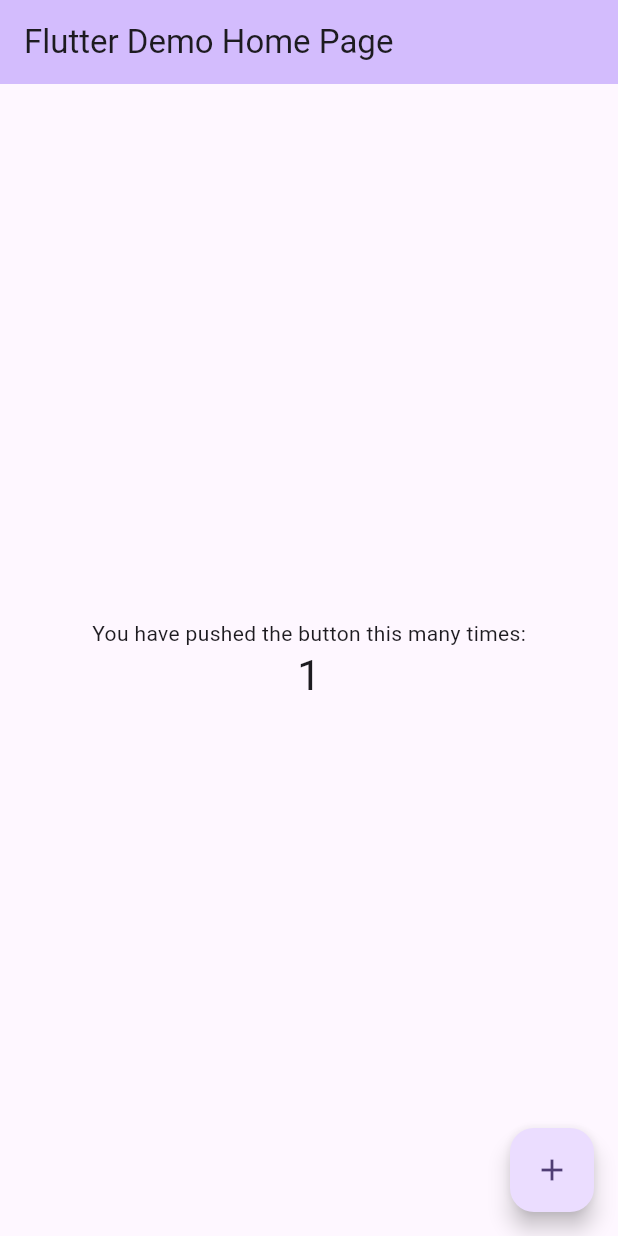
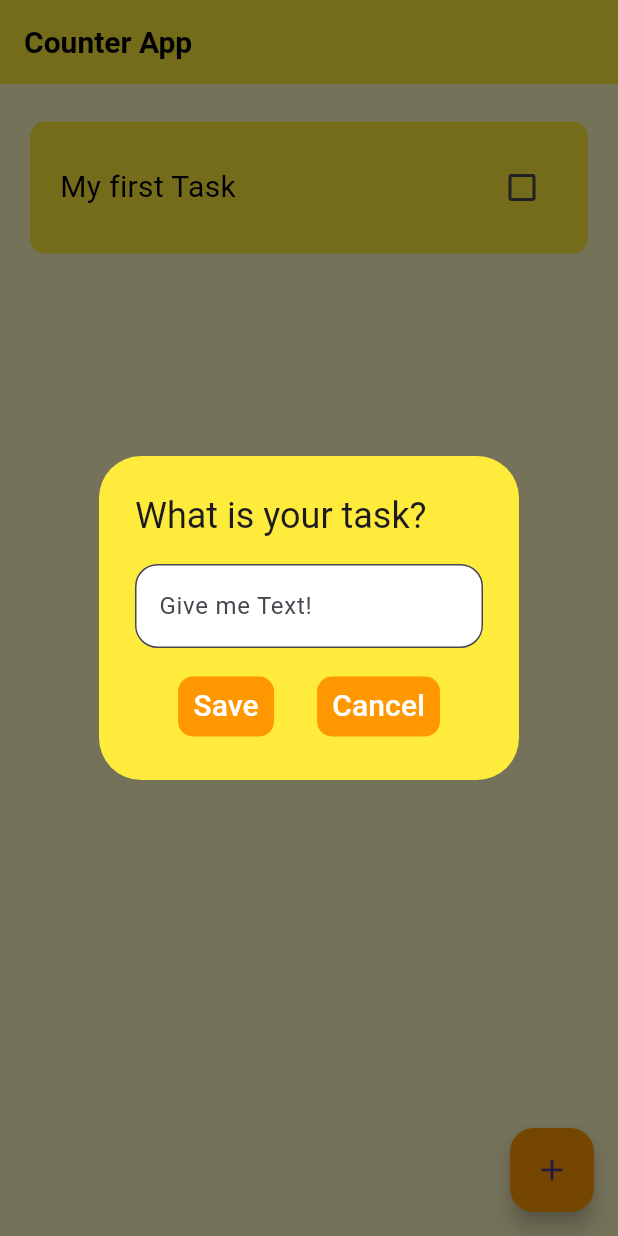
Before and after one commit to rodtskjeg/to-do-app-flutter, a Flutter app: the screen it shows after launch, after a tap on the "add" icon, on a phone screen of 412 x 824 dp. Run offline on Flutter 3.47's test engine with Material 3 defaults, Android fonts, the phone set to English and light mode, and no system bars; drawn by our look-alikes of flutter_slidable; our stand-ins replace hive_flutter; accounts and stored records are empty.

Commit message:
to-do app fertig

```diff
--- /dev/null
+++ b/lib/data/database.dart
@@ -0,0 +1,20 @@
+import 'package:hive_flutter/hive_flutter.dart';
+
+class ToDoDatabase {
+  List toDoList = [];
+  final myBox = Hive.box('toDoBox');
+
+  void createInitialData() {
+    toDoList = [
+      ['My first Task', false],
+    ];
+  }
+
+  void loadData() {
+    toDoList = myBox.get('TODOLIST') ?? [];
+  }
+
+  void updateDataBase() {
+    myBox.put('TODOLIST', toDoList);
+  }
+}
--- a/lib/main.dart
+++ b/lib/main.dart
@@ -1,122 +1,36 @@
 import 'package:flutter/material.dart';
+import 'package:to_do_app/pages/home-page.dart';
+import 'package:hive_flutter/hive_flutter.dart';
 
-void main() {
+void main() async{
+
+  await Hive.initFlutter();
+
+  var box = await Hive.openBox('toDoBox');
+
   runApp(const MyApp());
 }
 
 class MyApp extends StatelessWidget {
   const MyApp({super.key});
 
-  // This widget is the root of your application.
   @override
   Widget build(BuildContext context) {
     return MaterialApp(
-      title: 'Flutter Demo',
+      home: const HomePage(),
+      debugShowCheckedModeBanner: false,
       theme: ThemeData(
-        // This is the theme of your application.
-        //
-        // TRY THIS: Try running your application with "flutter run". You'll see
-        // the application has a purple toolbar. Then, without quitting the app,
-        // try changing the seedColor in the colorScheme below to Colors.green
-        // and then invoke "hot reload" (save your changes or press the "hot
-        // reload" button in a Flutter-supported IDE, or press "r" if you used
-        // the command line to start the app).
-        //
-        // Notice that the counter didn't reset back to zero; the application
-        // state is not lost during the reload. To reset the state, use hot
-        // restart instead.
-        //
-        // This works for code too, not just values: Most code changes can be
-        // tested with just a hot reload.
-        colorScheme: ColorScheme.fromSeed(seedColor: Colors.deepPurple),
+        primarySwatch: Colors.blue,
+        scaffoldBackgroundColor: Colors.white,
+        appBarTheme: const AppBarTheme(
+          backgroundColor: Colors.yellow,
+          titleTextStyle: TextStyle(
+            color: Colors.black,
+            fontSize: 20,
+            fontWeight: FontWeight.bold,
+          ),
+        ),
       ),
-      home: const MyHomePage(title: 'Flutter Demo Home Page'),
     );
   }
 }
-
-class MyHomePage extends StatefulWidget {
-  const MyHomePage({super.key, required this.title});
-
-  // This widget is the home page of your application. It is stateful, meaning
-  // that it has a State object (defined below) that contains fields that affect
-  // how it looks.
-
-  // This class is the configuration for the state. It holds the values (in this
-  // case the title) provided by the parent (in this case the App widget) and
-  // used by the build method of the State. Fields in a Widget subclass are
-  // always marked "final".
-
-  final String title;
-
-  @override
-  State<MyHomePage> createState() => _MyHomePageState();
-}
-
-class _MyHomePageState extends State<MyHomePage> {
-  int _counter = 0;
-
-  void _incrementCounter() {
-    setState(() {
-      // This call to setState tells the Flutter framework that something has
-      // changed in this State, which causes it to rerun the build method below
-      // so that the display can reflect the updated values. If we changed
-      // _counter without calling setState(), then the build method would not be
-      // called again, and so nothing would appear to happen.
-      _counter++;
-    });
-  }
-
-  @override
-  Widget build(BuildContext context) {
-    // This method is rerun every time setState is called, for instance as done
-    // by the _incrementCounter method above.
-    //
-    // The Flutter framework has been optimized to make rerunning build methods
-    // fast, so that you can just rebuild anything that needs updating rather
-    // than having to individually change instances of widgets.
-    return Scaffold(
-      appBar: AppBar(
-        // TRY THIS: Try changing the color here to a specific color (to
-        // Colors.amber, perhaps?) and trigger a hot reload to see the AppBar
-        // change color while the other colors stay the same.
-        backgroundColor: Theme.of(context).colorScheme.inversePrimary,
-        // Here we take the value from the MyHomePage object that was created by
-        // the App.build method, and use it to set our appbar title.
-        title: Text(widget.title),
-      ),
-      body: Center(
-        // Center is a layout widget. It takes a single child and positions it
-        // in the middle of the parent.
-        child: Column(
-          // Column is also a layout widget. It takes a list of children and
-          // arranges them vertically. By default, it sizes itself to fit its
-          // children horizontally, and tries to be as tall as its parent.
-          //
-          // Column has various properties to control how it sizes itself and
-          // how it positions its children. Here we use mainAxisAlignment to
-          // center the children vertically; the main axis here is the vertical
-          // axis because Columns are vertical (the cross axis would be
-          // horizontal).
-          //
-          // TRY THIS: Invoke "debug painting" (choose the "Toggle Debug Paint"
-          // action in the IDE, or press "p" in the console), to see the
-          // wireframe for each widget.
-          mainAxisAlignment: MainAxisAlignment.center,
-          children: <Widget>[
-            const Text('You have pushed the button this many times:'),
-            Text(
-              '$_counter',
-              style: Theme.of(context).textTheme.headlineMedium,
-            ),
-          ],
-        ),
-      ),
-      floatingActionButton: FloatingActionButton(
-        onPressed: _incrementCounter,
-        tooltip: 'Increment',
-        child: const Icon(Icons.add),
-      ), // This trailing comma makes auto-formatting nicer for build methods.
-    );
-  }
-}
--- /dev/null
+++ b/lib/pages/home-page.dart
@@ -0,0 +1,134 @@
+import 'package:flutter/material.dart';
+import 'package:to_do_app/data/database.dart';
+import 'package:to_do_app/utils/to-do-tile.dart';
+import 'package:to_do_app/utils/dialo-box.dart';
+import 'package:hive_flutter/hive_flutter.dart';
+
+class HomePage extends StatefulWidget {
+  const HomePage({super.key});
+
+  @override
+  State<HomePage> createState() => _HomePageState();
+}
+
+// This is the state class for HomePage, which manages the state of the to-do list
+class _HomePageState extends State<HomePage> {
+  // Initialize Hive and open the box for persistent storage
+  final myBox = Hive.box('toDoBox');
+  // Instance of the ToDoDatabase class
+  ToDoDatabase db = ToDoDatabase();
+
+  @override
+  void initState() {
+    super.initState();
+    if (myBox.get("TODOLIST") == null) {
+      db.createInitialData(); // Create initial data for the to-do list
+    } else {
+      db.loadData(); // Load existing data from the Hive box
+    }
+  }
+
+  // Reference to the Hive box for persistent storage
+  final TextEditingController controller =
+      TextEditingController(); // Controller for the text input
+
+  List toDoList = []; // Initial to-do list with one task
+
+  // Function to toggle the checkbox state
+  void checkBoxChanged(bool? value, int index) {
+    setState(() {
+      db.toDoList[index][1] = !db.toDoList[index][1];
+      db.updateDataBase(); // Update the database after changing the state
+    });
+  }
+
+  void saveNewTask() {
+    setState(() {
+      db.toDoList.add([controller.text, false]);
+      controller.clear();
+      Navigator.of(context).pop(); // Close the dialog
+    });
+    db.updateDataBase(); // Update the database with the new task
+  }
+
+  // Function to create a new task
+  void createNewTask() {
+    showDialog(
+      context: context,
+      builder: (context) {
+        return DialogBox(
+          title: "What is your task?",
+          hintText: "Give me Text!",
+          controller: controller,
+          onSave: saveNewTask,
+          onCancel: () {
+            Navigator.of(context).pop(); // Close the dialog on cancel
+          },
+        );
+      },
+    );
+  }
+
+  @override
+  Widget build(BuildContext context) {
+    return Scaffold(
+      appBar: AppBar(title: const Text('Counter App')),
+      backgroundColor: Colors.yellow[100],
+      body:
+          db.toDoList.isEmpty
+              ? Column(
+                mainAxisAlignment: MainAxisAlignment.center,
+                children: [
+                  const Center(
+                    child: Text(
+                      "No Tasks Yet!",
+                      style: TextStyle(fontSize: 20, color: Colors.black),
+                    ),
+                  ),
+                  const SizedBox(height: 20),
+                  ElevatedButton(
+                    onPressed: createNewTask,
+                    child: const Text("Add Task"),
+                    style: ElevatedButton.styleFrom(
+                      backgroundColor: Colors.orange,
+                      padding: const EdgeInsets.symmetric(
+                        horizontal: 20,
+                        vertical: 10,
+                      ),
+                    ),
+                  ),
+                ],
+              )
+              : Padding(
+                padding: const EdgeInsets.symmetric(
+                  horizontal: 10,
+                  vertical: 15,
+                ),
+                child: ListView.builder(
+                  itemCount: db.toDoList.length,
+                  itemBuilder: (context, index) {
+                    return ToDoTile(
+                      taskCompleted: db.toDoList[index][1],
+                      taskTitle: db.toDoList[index][0],
+                      onChanged: (value) => checkBoxChanged(value, index),
+                      onDelete: (context) {
+                        setState(() {
+                          db.toDoList.removeAt(index);
+                          db.updateDataBase(); // Update the database after deletion
+                        });
+                      },
+                    );
+                  },
+                ),
+              ),
+      floatingActionButton:
+          db.toDoList.isEmpty
+              ? null
+              : FloatingActionButton(
+                onPressed: createNewTask,
+                child: const Icon(Icons.add),
+                backgroundColor: Colors.orange,
+              ),
+    );
+  }
+}
--- /dev/null
+++ b/lib/utils/dialo-box.dart
@@ -0,0 +1,59 @@
+import 'package:flutter/material.dart';
+import 'package:to_do_app/utils/my-button.dart';
+
+class DialogBox extends StatelessWidget {
+  final String title;
+  final String hintText;
+  final TextEditingController controller;
+  final VoidCallback onSave;
+  final VoidCallback onCancel;
+
+  const DialogBox({
+    super.key,
+    required this.title,
+    required this.hintText,
+    required this.controller,
+    required this.onSave,
+    required this.onCancel,
+  });
+
+  @override
+  Widget build(BuildContext context) {
+    return AlertDialog(
+      backgroundColor: Colors.yellow,
+
+      title: Text(title),
+      content: SizedBox(
+        height: 120,
+        child: Column(
+          children: [
+            Padding(
+              padding: const EdgeInsets.only(bottom: 15.0),
+              child: TextField(
+                controller: controller,
+                decoration: InputDecoration(
+                  hintText: hintText,
+                  filled: true,
+                  fillColor: Colors.white,
+
+                  border: OutlineInputBorder(
+                    borderSide: BorderSide(color: Colors.black, width: 3),
+                    borderRadius: BorderRadius.circular(15),
+                  ),
+                ),
+              ),
+            ),
+            Row(
+              mainAxisAlignment: MainAxisAlignment.spaceEvenly,
+              children: [
+                MyButton(text: "Save", onPressed: onSave),
+
+                MyButton(text: "Cancel", onPressed: onCancel),
+              ],
+            ),
+          ],
+        ),
+      ),
+    );
+  }
+}
--- /dev/null
+++ b/lib/utils/my-button.dart
@@ -0,0 +1,31 @@
+import 'package:flutter/material.dart';
+
+class MyButton extends StatelessWidget {
+  final String text;
+  final VoidCallback onPressed;
+
+  const MyButton({
+    super.key,
+    required this.text,
+    required this.onPressed,
+  });
+
+  @override
+  Widget build(BuildContext context) {
+    return ElevatedButton(
+      onPressed: onPressed,
+      style: ElevatedButton.styleFrom(
+        backgroundColor: Colors.orange,
+        elevation: 0,
+        padding: const EdgeInsets.symmetric(horizontal: 10, vertical: 5),
+        shape: RoundedRectangleBorder(
+          borderRadius: BorderRadius.circular(10),
+        ),
+      ),
+      child: Text(
+        text,
+        style: const TextStyle(fontSize: 20, color: Colors.white),
+      ),
+    );
+  }
+}
--- /dev/null
+++ b/lib/utils/to-do-tile.dart
@@ -0,0 +1,69 @@
+import 'package:flutter/material.dart';
+import 'package:flutter_slidable/flutter_slidable.dart';
+
+class ToDoTile extends StatelessWidget {
+  final bool taskCompleted;
+  final String taskTitle;
+  final Function(bool?)? onChanged;
+  final Function(BuildContext) onDelete;
+
+  const ToDoTile({
+    super.key,
+    this.taskCompleted = false,
+    this.taskTitle = 'My first Task',
+    required this.onChanged,
+    required this.onDelete,
+  });
+
+  @override
+  Widget build(BuildContext context) {
+    return Padding(
+      padding: const EdgeInsets.all(10.0),
+      child: Slidable(
+        endActionPane: ActionPane(
+          motion: const ScrollMotion(),
+          children: [
+            SlidableAction(
+              borderRadius: BorderRadius.circular(10),
+              onPressed: (context) {
+                onDelete(context);
+              },
+              backgroundColor: Colors.red,
+              foregroundColor: Colors.white,
+              icon: Icons.delete,
+              label: 'Delete',
+            ),
+          ],
+        ),
+        child: Container(
+          padding: const EdgeInsets.all(20),
+          child: Row(
+            mainAxisAlignment: MainAxisAlignment.spaceBetween,
+            children: [
+              Text(
+                taskTitle,
+                style: TextStyle(
+                  fontSize: 20,
+                  color: taskCompleted ? Colors.grey[600] : Colors.black,
+                  decoration:
+                      taskCompleted
+                          ? TextDecoration.lineThrough
+                          : TextDecoration.none,
+                ),
+              ),
+              Checkbox(
+                value: taskCompleted,
+                onChanged: onChanged,
+                activeColor: Colors.orange,
+              ),
+            ],
+          ),
+          decoration: BoxDecoration(
+            color: Colors.yellow,
+            borderRadius: BorderRadius.circular(10),
+          ),
+        ),
+      ),
+    );
+  }
+}
--- a/pubspec.yaml
+++ b/pubspec.yaml
@@ -34,6 +34,9 @@ dependencies:
   # The following adds the Cupertino Icons font to your application.
   # Use with the CupertinoIcons class for iOS style icons.
   cupertino_icons: ^1.0.8
+  flutter_slidable: ^4.0.0
+  hive: ^2.2.3
+  hive_flutter: ^1.1.0
 
 dev_dependencies:
   flutter_test:
@@ -45,6 +48,8 @@ dev_dependencies:
   # package. See that file for information about deactivating specific lint
   # rules and activating additional ones.
   flutter_lints: ^5.0.0
+  hive_generator: ^2.0.1
+  build_runner: ^2.4.15
 
 # For information on the generic Dart part of this file, see the
 # following page: https://dart.dev/tools/pub/pubspec
```
Also changed, not shown: pubspec.lock, 1 other file.
